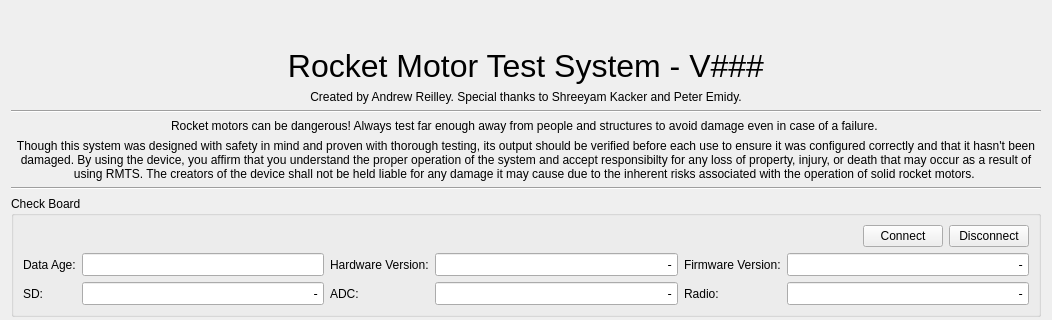
Above: ui/views/forms/AboutWidget.ui from reilleya/RMTS-Software before the change; both pictures show x 0 to 1052 and y 264 to 584 of the 1052 by 681 pixel window. Below: the same form after it.
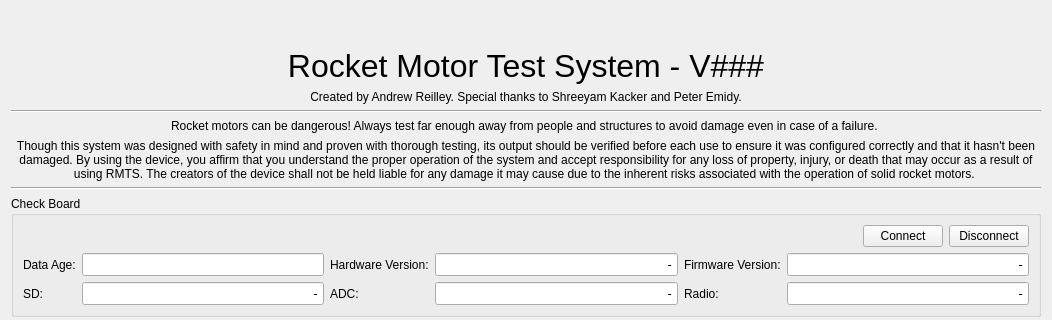
That is the form after the change. Custom widgets are drawn as their Qt base class.

Commit message: Bump pyFormGen version and fix typo

```diff
--- a/ui/views/forms/AboutWidget.ui
+++ b/ui/views/forms/AboutWidget.ui
@@ -85,7 +85,7 @@
    <item>
     <widget class="QLabel" name="labelLiability">
      <property name="text">
-      <string>&lt;html&gt;&lt;head/&gt;&lt;body&gt;&lt;p&gt;Though this system was designed with safety in mind and proven with thorough testing, its output should be verified before each use to ensure it was configured correctly and that it hasn't been damaged. By using the device, you affirm that you understand the proper operation of the system and accept responsibilty for any loss of property, injury, or death that may occur as a result of using RMTS. The creators of the device shall not be held liable for any damage it may cause due to the inherent risks associated with the operation of solid rocket motors. &lt;/p&gt;&lt;/body&gt;&lt;/html&gt;</string>
+      <string>&lt;html&gt;&lt;head/&gt;&lt;body&gt;&lt;p&gt;Though this system was designed with safety in mind and proven with thorough testing, its output should be verified before each use to ensure it was configured correctly and that it hasn't been damaged. By using the device, you affirm that you understand the proper operation of the system and accept responsibility for any loss of property, injury, or death that may occur as a result of using RMTS. The creators of the device shall not be held liable for any damage it may cause due to the inherent risks associated with the operation of solid rocket motors. &lt;/p&gt;&lt;/body&gt;&lt;/html&gt;</string>
      </property>
      <property name="alignment">
       <set>Qt::AlignCenter</set>
```
The commit also changes 1 other file.
